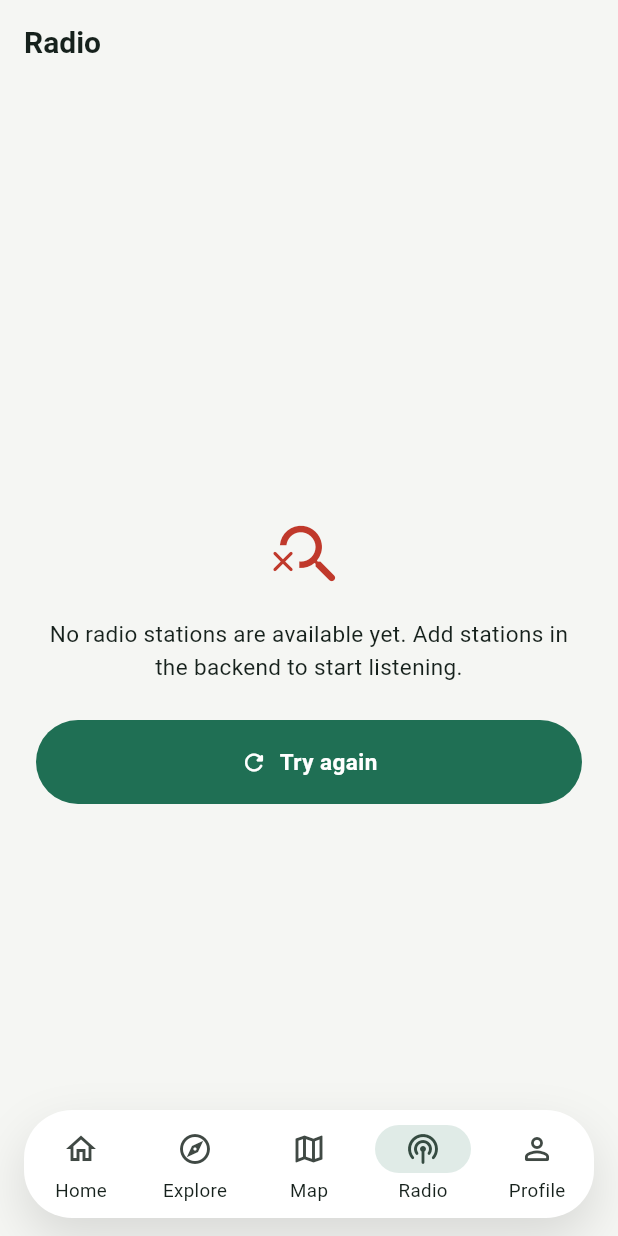
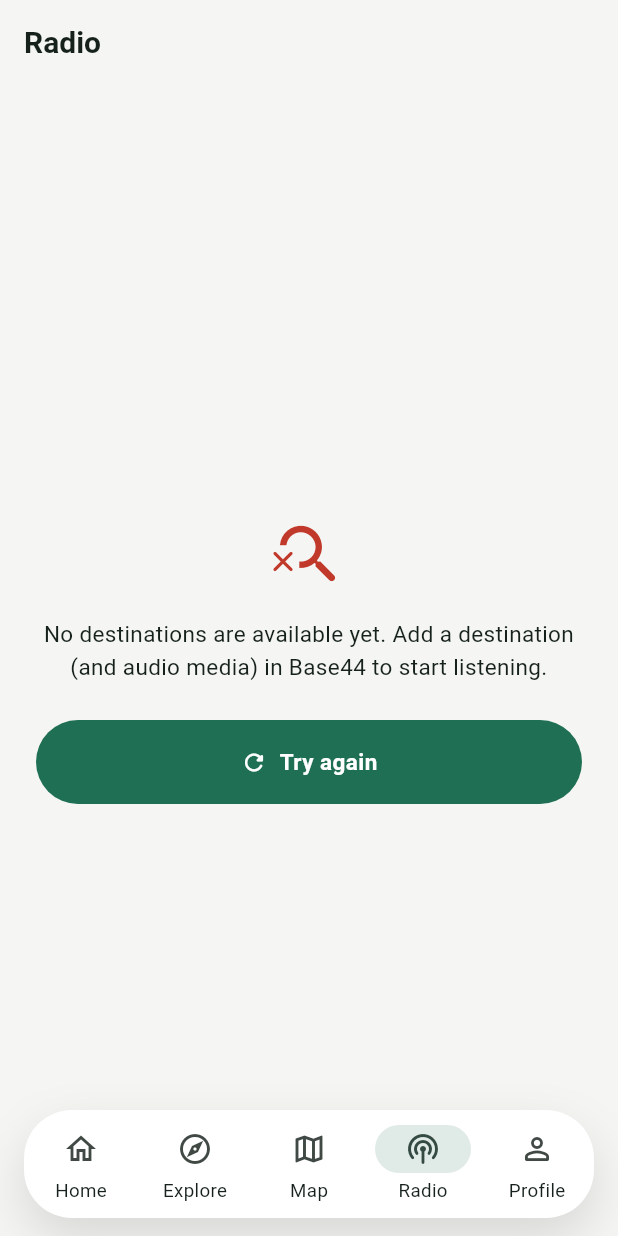
Before and after one commit to trashpin/radio, a Flutter app: the RadioScreen screen opened by its route, on a phone screen of 412 x 824 dp. Run offline on Flutter 3.47's test engine with Material 3 defaults, Android fonts, the phone set to English and light mode, and no system bars; our stand-ins replace audio_service, csv, flutter_dotenv, flutter_riverpod, geolocator, go_router and 2 more; accounts and stored records are empty.

Commit message:
feat(content): align app to Base44 Supabase schema (Option A)
Read live content from Base44's real tables instead of the app's
never-provisioned songs/radio_stations schema:
- Destination.fromJson maps Base44 columns (destination_id, hero_image,
  destination_type, state_province/country), keeping legacy fallbacks.
- Add features/media: MediaItem model + MediaRepository that reads the
  'media' table, filters playable audio, resolves file_url against the
  public 'mp3' Storage bucket, and maps rows to Song for the engine.
- RadioStation.fromDestination derives a station per destination; the
  radio session now loads a destination's audio media as its playlist.
- Unit tests for the Base44 mapping; AGENTS.md notes the schema mapping
  and the publishable-vs-secret key requirement for browser clients.

Co-authored-by: trashpin <trashpin@users.noreply.github.com>

```diff
--- a/lib/core/data/supabase_tables.dart
+++ b/lib/core/data/supabase_tables.dart
@@ -10,6 +10,10 @@ class SupabaseTables {
   static const String destinations = 'destinations';
   static const String parks = 'parks';
   static const String stops = 'stops';
+
+  /// Base44 media table (audio/photo/video). Audio rows (`file_url` in the
+  /// `mp3` bucket) are the real source for Explorer Radio playback.
+  static const String media = 'media';
   static const String stories = 'stories';
   static const String wildlife = 'wildlife';
   static const String plants = 'plants';
--- a/lib/features/radio/providers/radio_session_provider.dart
+++ b/lib/features/radio/providers/radio_session_provider.dart
@@ -1,37 +1,45 @@
 import 'package:flutter_riverpod/flutter_riverpod.dart';
 
 import 'package:explorer_os_mobile/core/error/app_exception.dart';
-import 'package:explorer_os_mobile/features/music/repositories/music_repository.dart';
+import 'package:explorer_os_mobile/features/destinations/data/destination_repository.dart';
+import 'package:explorer_os_mobile/features/media/data/media_repository.dart';
 import 'package:explorer_os_mobile/features/radio/controllers/radio_engine_controller.dart';
 import 'package:explorer_os_mobile/features/radio/providers/radio_engine_providers.dart';
-import 'package:explorer_os_mobile/features/radio/repositories/radio_station_repository.dart';
 import 'package:explorer_os_mobile/shared/models/radio_station.dart';
 
-/// Bootstraps a listening session: attaches audio output, loads the current
-/// station's playlist from the backend (Supabase, via the Music library), and
-/// loads it into the engine WITHOUT auto-playing (the UI's Play button starts
-/// it, per web autoplay rules).
+/// Bootstraps a listening session: attaches audio output, derives the active
+/// station from Base44 content (a destination that has audio `media`), loads
+/// that destination's audio playlist, and hands it to the engine WITHOUT
+/// auto-playing (the UI's Play button starts it, per web autoplay rules).
 ///
-/// This is the glue that finally makes the radio audible: it connects
-/// content (Music/Supabase) → engine → audio adapter. Returns the active
-/// station for the UI; surfaces a friendly error when the backend isn't
-/// configured or has no stations.
+/// This is the glue that makes the radio audible against the real Base44
+/// schema: `destinations` → station, `media` (audio in the `mp3` bucket) →
+/// playlist → engine → audio adapter. Returns the active station for the UI;
+/// surfaces a friendly error when there is no audio content yet.
 final radioSessionProvider = FutureProvider<RadioStation>((ref) async {
   // Attach the audio adapter (engine intent → real sound via just_audio).
   ref.read(radioAudioServiceProvider);
 
-  final stations = await ref.watch(radioStationsProvider.future);
-  if (stations.isEmpty) {
+  final media = ref.read(mediaRepositoryProvider);
+  final destinations =
+      await ref.watch(destinationRepositoryProvider).fetchDestinations();
+  if (destinations.isEmpty) {
     throw const AppException(
-      'No radio stations are available yet. Add stations in the backend to '
-      'start listening.',
+      'No destinations are available yet. Add a destination (and audio media) '
+      'in Base44 to start listening.',
       type: AppExceptionType.notFound,
     );
   }
 
-  final station = stations.first;
-  final songs =
-      await ref.read(musicRepositoryProvider).songsForStation(station.id);
+  // Prefer a destination that actually has audio media so the station can play.
+  final withAudio = await media.destinationIdsWithAudio();
+  final destination = destinations.firstWhere(
+    (d) => withAudio.contains(d.id),
+    orElse: () => destinations.first,
+  );
+
+  final station = RadioStation.fromDestination(destination);
+  final songs = await media.songsForDestination(destination.id);
 
   ref
       .read(radioEngineServiceProvider)
--- a/lib/shared/models/radio_station.dart
+++ b/lib/shared/models/radio_station.dart
@@ -1,4 +1,5 @@
 import 'package:explorer_os_mobile/core/data/model.dart';
+import 'package:explorer_os_mobile/shared/models/destination.dart';
 
 /// An Explorer Radio station, optionally scoped to a [Destination].
 ///
@@ -31,4 +32,14 @@ class RadioStation implements Model {
         imageUrl: json['image_url'] as String?,
         streamUrl: json['stream_url'] as String?,
       );
+
+  /// Synthesizes a station from a [Destination]. Base44 has no `radio_stations`
+  /// table — each destination *is* a station, powered by its audio `media`.
+  factory RadioStation.fromDestination(Destination destination) => RadioStation(
+        id: destination.id,
+        name: '${destination.name} Radio',
+        destinationId: destination.id,
+        description: destination.description,
+        imageUrl: destination.imageUrl,
+      );
 }
```
Also changed, not shown: lib/features/media/data/media_repository.dart (added, +66 -0 lines), lib/features/media/models/media_item.dart (added, +75 -0 lines), lib/shared/models/destination.dart (+19 -4 lines), 2 other files.
